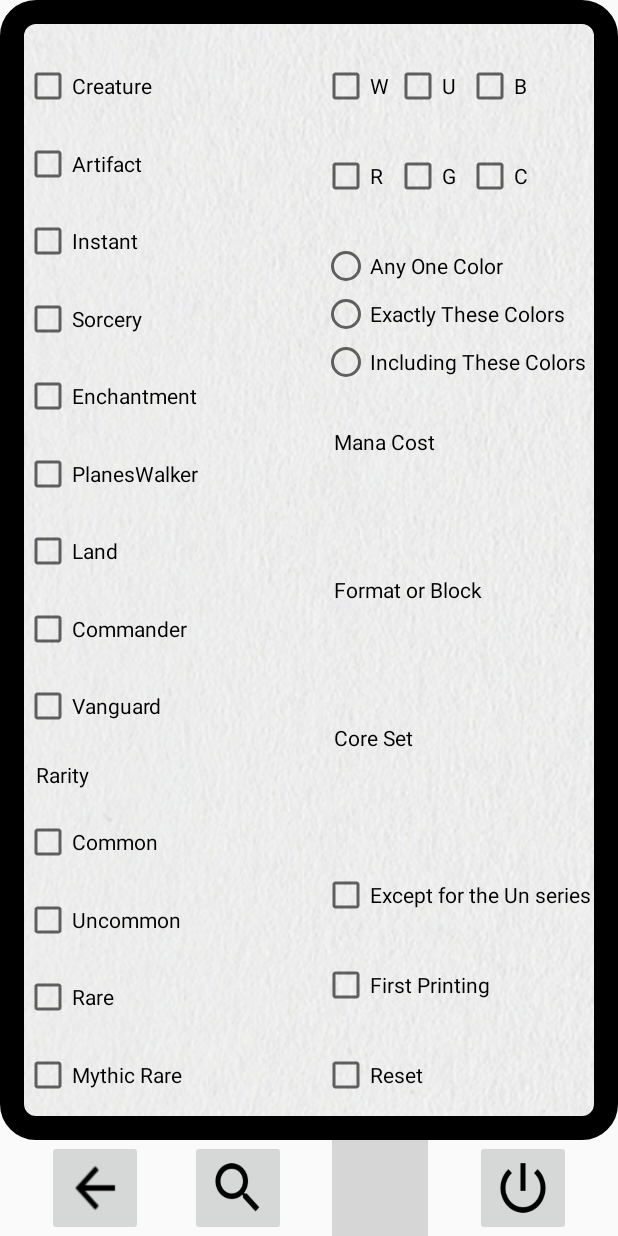
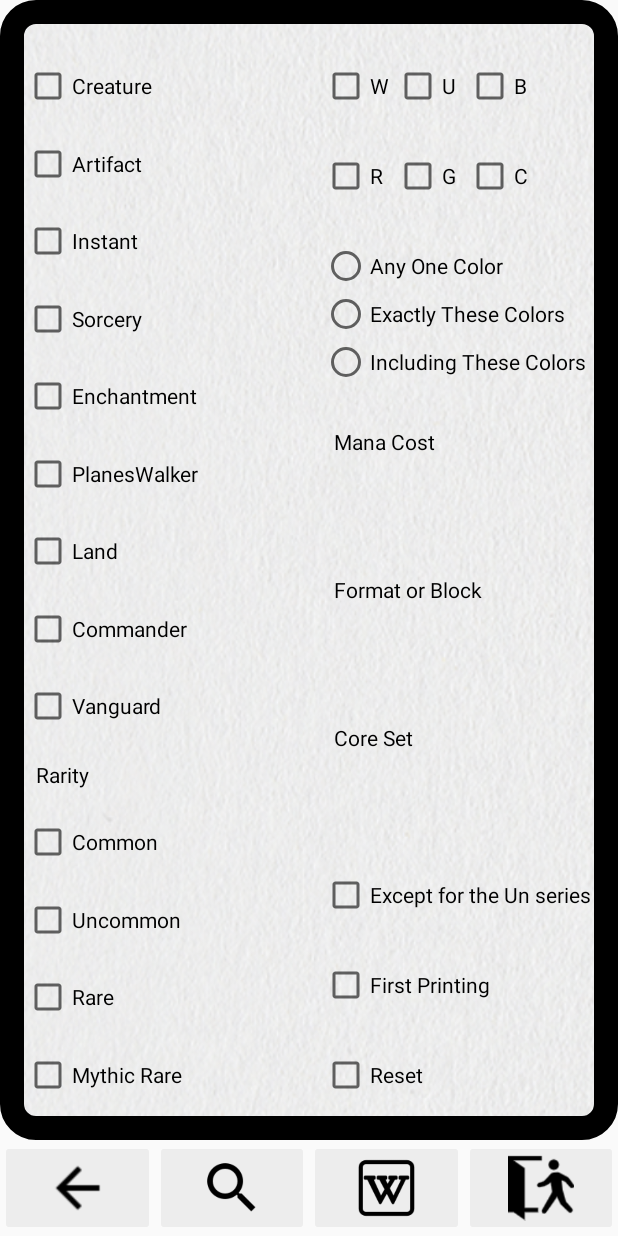
Before and after one commit to chikaharu11/MTG_Random_Card_Search, an Android app: the layout activity_main.xml on its own in the app's theme, with its tools: preview values and no code run, on a phone screen of 412 x 824 dp. Run offline under Robolectric (Android 15) with nearby library versions, the phone set to English and light mode, and no system bars; grey boxes are pictures that could not be loaded.

Commit message:
add style

```diff
--- a/app/src/main/java/jp/chikaharu11/mtg_random_card_search/MainActivity.kt
+++ b/app/src/main/java/jp/chikaharu11/mtg_random_card_search/MainActivity.kt
@@ -234,7 +234,7 @@ class MainActivity : AppCompatActivity() {
         binding.spinner.adapter = ModelArrayAdapter(
             this,
             listOf(
-                Model(R.drawable.transparent, "Un specified"),
+                Model(R.drawable.transparent, getString(R.string.specified)),
                 Model(R.drawable.c0, "0"),
                 Model(R.drawable.c1, "1"),
                 Model(R.drawable.c2, "2"),
@@ -345,7 +345,7 @@ class MainActivity : AppCompatActivity() {
         binding.spinner2.adapter = ModelArrayAdapter(
             this,
             listOf(
-                Model(R.drawable.transparent, "Un specified                        "),
+                Model(R.drawable.transparent, getString(R.string.specified)),
                 Model(R.drawable.transparent, "Standard"),
                 Model(R.drawable.transparent, "Future"),
                 Model(R.drawable.transparent, "Historic"),
@@ -569,7 +569,7 @@ class MainActivity : AppCompatActivity() {
         binding.spinner3.adapter = ModelArrayAdapter(
             this,
             listOf(
-                Model(R.drawable.transparent, "Un including"),
+                Model(R.drawable.transparent, getString(R.string.specified)),
                 Model(R.drawable.afr, "Adventures in the Forgotten Realms (AFR)"),
                 Model(R.drawable.m21, "Core Set 2021 (M21)"),
                 Model(R.drawable.m20, "Core Set 2020 (M20)"),
--- a/app/src/main/res/layout/activity_main.xml
+++ b/app/src/main/res/layout/activity_main.xml
@@ -91,6 +91,7 @@
         </com.google.android.gms.ads.AdView>
 
         <CheckBox
+            android:theme="@style/MyCheckBox"
             android:id="@+id/checkBox"
             android:layout_width="wrap_content"
             android:layout_height="wrap_content"
@@ -103,6 +104,7 @@
             tools:ignore="MissingConstraints" />
 
         <CheckBox
+            android:theme="@style/MyCheckBox"
             android:id="@+id/checkBox2"
             android:layout_width="wrap_content"
             android:layout_height="wrap_content"
@@ -113,6 +115,7 @@
             tools:ignore="MissingConstraints" />
 
         <CheckBox
+            android:theme="@style/MyCheckBox"
             android:id="@+id/checkBox3"
             android:layout_width="wrap_content"
             android:layout_height="wrap_content"
@@ -123,6 +126,7 @@
             tools:ignore="MissingConstraints" />
 
         <CheckBox
+            android:theme="@style/MyCheckBox"
             android:id="@+id/checkBox4"
             android:layout_width="wrap_content"
             android:layout_height="wrap_content"
@@ -133,6 +137,7 @@
             tools:ignore="MissingConstraints" />
 
         <CheckBox
+            android:theme="@style/MyCheckBox"
             android:id="@+id/checkBox5"
             android:layout_width="wrap_content"
             android:layout_height="wrap_content"
@@ -143,6 +148,7 @@
             tools:ignore="MissingConstraints" />
 
         <CheckBox
+            android:theme="@style/MyCheckBox"
             android:id="@+id/checkBox6"
             android:layout_width="wrap_content"
             android:layout_height="wrap_content"
@@ -153,6 +159,7 @@
             tools:ignore="MissingConstraints" />
 
         <CheckBox
+            android:theme="@style/MyCheckBox"
             android:id="@+id/checkBox7"
             android:layout_width="wrap_content"
             android:layout_height="wrap_content"
@@ -195,6 +202,7 @@
         </RadioGroup>
 
         <CheckBox
+            android:theme="@style/MyCheckBox"
             android:id="@+id/checkBox8"
             android:layout_width="wrap_content"
             android:layout_height="wrap_content"
@@ -205,6 +213,7 @@
             tools:ignore="MissingConstraints" />
 
         <CheckBox
+            android:theme="@style/MyCheckBox"
             android:id="@+id/checkBox9"
             android:layout_width="wrap_content"
             android:layout_height="wrap_content"
@@ -215,6 +224,7 @@
             tools:ignore="MissingConstraints" />
 
         <CheckBox
+            android:theme="@style/MyCheckBox"
             android:id="@+id/checkBox10"
             android:layout_width="wrap_content"
             android:layout_height="wrap_content"
@@ -225,6 +235,7 @@
             tools:ignore="MissingConstraints" />
 
         <CheckBox
+            android:theme="@style/MyCheckBox"
             android:id="@+id/checkBox11"
             android:layout_width="wrap_content"
             android:layout_height="wrap_content"
@@ -236,6 +247,7 @@
             tools:ignore="MissingConstraints" />
 
         <CheckBox
+            android:theme="@style/MyCheckBox"
             android:id="@+id/checkBox12"
             android:layout_width="wrap_content"
             android:layout_height="wrap_content"
@@ -246,6 +258,7 @@
             tools:ignore="MissingConstraints" />
 
         <CheckBox
+            android:theme="@style/MyCheckBox"
             android:id="@+id/checkBox13"
             android:layout_width="wrap_content"
             android:layout_height="wrap_content"
@@ -256,6 +269,7 @@
             tools:ignore="MissingConstraints" />
 
         <CheckBox
+            android:theme="@style/MyCheckBox"
             android:id="@+id/checkBox14"
             android:layout_width="wrap_content"
             android:layout_height="wrap_content"
@@ -265,6 +279,7 @@
             app:layout_constraintTop_toBottomOf="@+id/spinner3" />
 
         <CheckBox
+            android:theme="@style/MyCheckBox"
             android:id="@+id/checkBox15"
             android:layout_width="181dp"
             android:layout_height="wrap_content"
@@ -275,6 +290,7 @@
             app:layout_constraintTop_toBottomOf="@+id/checkBox14" />
 
         <CheckBox
+            android:theme="@style/MyCheckBox"
             android:id="@+id/checkBox16"
             android:layout_width="wrap_content"
             android:layout_height="wrap_content"
@@ -285,6 +301,7 @@
             tools:ignore="MissingConstraints" />
 
         <CheckBox
+            android:theme="@style/MyCheckBox"
             android:id="@+id/checkBox17"
             android:layout_width="wrap_content"
             android:layout_height="wrap_content"
@@ -293,6 +310,7 @@
             app:layout_constraintStart_toStartOf="@+id/checkBox15" />
 
         <CheckBox
+            android:theme="@style/MyCheckBox"
             android:id="@+id/checkBox18"
             android:layout_width="wrap_content"
             android:layout_height="wrap_content"
@@ -314,6 +332,7 @@
             app:layout_constraintTop_toBottomOf="@+id/checkBox18" />
 
         <CheckBox
+            android:theme="@style/MyCheckBox"
             android:id="@+id/checkBox19"
             android:layout_width="wrap_content"
             android:layout_height="wrap_content"
@@ -324,6 +343,7 @@
             tools:ignore="TouchTargetSizeCheck" />
 
         <CheckBox
+            android:theme="@style/MyCheckBox"
             android:id="@+id/checkBox20"
             android:layout_width="wrap_content"
             android:layout_height="wrap_content"
@@ -334,6 +354,7 @@
             tools:ignore="TouchTargetSizeCheck" />
 
         <CheckBox
+            android:theme="@style/MyCheckBox"
             android:id="@+id/checkBox21"
             android:layout_width="wrap_content"
             android:layout_height="wrap_content"
@@ -344,6 +365,7 @@
             tools:ignore="TouchTargetSizeCheck" />
 
         <CheckBox
+            android:theme="@style/MyCheckBox"
             android:id="@+id/checkBox22"
             android:layout_width="wrap_content"
             android:layout_height="wrap_content"
@@ -433,54 +455,54 @@
 
     <ImageButton
         android:id="@+id/imageButton"
-        android:layout_width="64dp"
+        android:layout_width="0dp"
         android:layout_height="64dp"
         app:layout_constraintBottom_toBottomOf="parent"
         app:layout_constraintEnd_toStartOf="@+id/imageButton2"
-        app:layout_constraintHorizontal_bias="0.5"
         app:layout_constraintStart_toStartOf="parent"
         app:layout_constraintTop_toBottomOf="@+id/webView"
-        android:scaleType="fitXY"
+        android:backgroundTint="#EDEDED"
+        android:scaleType="fitCenter"
         app:srcCompat="@drawable/arrowleft"
         tools:ignore="ContentDescription,MissingConstraints" />
 
     <ImageButton
         android:id="@+id/imageButton2"
-        android:layout_width="64dp"
+        android:layout_width="0dp"
         android:layout_height="64dp"
         app:layout_constraintEnd_toStartOf="@+id/imageButton3"
-        app:layout_constraintHorizontal_bias="0.5"
         app:layout_constraintStart_toEndOf="@+id/imageButton"
         app:layout_constraintTop_toTopOf="@+id/imageButton"
         app:layout_constraintBottom_toBottomOf="@id/imageButton"
-        android:scaleType="fitXY"
+        android:backgroundTint="#EDEDED"
+        android:scaleType="fitCenter"
         app:srcCompat="@drawable/outline_search_black_48dp"
         tools:ignore="ContentDescription,MissingConstraints" />
 
     <ImageButton
         android:id="@+id/imageButton3"
-        android:layout_width="64dp"
+        android:layout_width="0dp"
         android:layout_height="64dp"
         app:layout_constraintEnd_toStartOf="@+id/imageButton4"
-        app:layout_constraintHorizontal_bias="0.5"
         app:layout_constraintStart_toEndOf="@+id/imageButton2"
         app:layout_constraintTop_toTopOf="@+id/imageButton"
         app:layout_constraintBottom_toBottomOf="@id/imageButton"
-        android:scaleType="fitXY"
-        app:srcCompat="@drawable/outline_feed_black_48dp"
+        android:backgroundTint="#EDEDED"
+        android:scaleType="fitCenter"
+        app:srcCompat="@drawable/wiki"
         tools:ignore="ContentDescription,MissingConstraints" />
 
     <ImageButton
         android:id="@+id/imageButton4"
-        android:layout_width="64dp"
+        android:layout_width="0dp"
         android:layout_height="64dp"
         app:layout_constraintEnd_toEndOf="parent"
-        app:layout_constraintHorizontal_bias="0.5"
         app:layout_constraintStart_toEndOf="@+id/imageButton3"
         app:layout_constraintTop_toTopOf="@+id/imageButton"
         app:layout_constraintBottom_toBottomOf="@id/imageButton"
-        android:scaleType="fitXY"
-        app:srcCompat="@drawable/outline_power_settings_new_black_48dp"
+        android:backgroundTint="#EDEDED"
+        android:scaleType="fitCenter"
+        app:srcCompat="@drawable/exit"
         tools:ignore="ContentDescription,MissingConstraints" />
 
 
--- a/app/src/main/res/values/strings.xml
+++ b/app/src/main/res/values/strings.xml
@@ -39,4 +39,5 @@
     <string name="search">Search</string>
     <string name="wiki">Wiki</string>
     <string name="exit">Exit</string>
+    <string name="specified">No specified</string>
 </resources>
--- a/app/src/main/res/values/styles.xml
+++ b/app/src/main/res/values/styles.xml
@@ -15,4 +15,10 @@
     <style name="Toolbar" parent="@style/Widget.AppCompat.Toolbar">
     <item name="android:theme">@style/ToolbarTheme</item>
     </style>
+
+    <style name="MyCheckBox" parent="Theme.AppCompat.Light">
+
+        <item name="colorControlActivated">#2f2f2f</item>
+    </style>
+
 </resources>
```
Also changed, not shown: app/src/main/res/drawable-v24/exit.png (added), app/src/main/res/drawable-v24/wiki.png (added), 1 other file.
